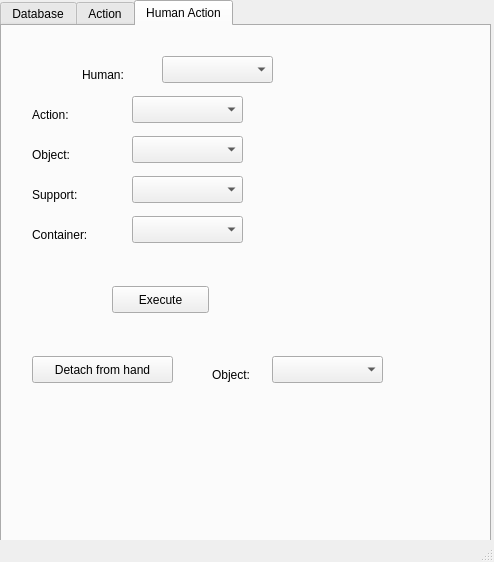
Old version of the form graphical_interface/ui/main_window.ui in the repository laas/supervisor.
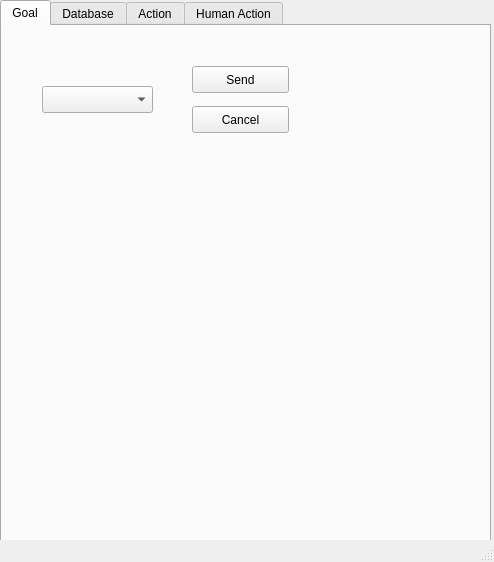
New version of the form. Icons and pictures are not drawn.

Commit message: [graphical_interface] add goal tab and reset all db button

Patch:
```diff
--- a/graphical_interface/ui/main_window.ui
+++ b/graphical_interface/ui/main_window.ui
@@ -37,8 +37,49 @@
      </rect>
     </property>
     <property name="currentIndex">
-     <number>2</number>
+     <number>0</number>
     </property>
+    <widget class="QWidget" name="Goal">
+     <attribute name="title">
+      <string>Goal</string>
+     </attribute>
+     <widget class="QComboBox" name="comboBoxGoals">
+      <property name="geometry">
+       <rect>
+        <x>40</x>
+        <y>60</y>
+        <width>111</width>
+        <height>27</height>
+       </rect>
+      </property>
+     </widget>
+     <widget class="QPushButton" name="pushButtonSendGoal">
+      <property name="geometry">
+       <rect>
+        <x>190</x>
+        <y>40</y>
+        <width>97</width>
+        <height>27</height>
+       </rect>
+      </property>
+      <property name="text">
+       <string>Send</string>
+      </property>
+     </widget>
+     <widget class="QPushButton" name="pushButtonCancelGoal">
+      <property name="geometry">
+       <rect>
+        <x>190</x>
+        <y>80</y>
+        <width>97</width>
+        <height>27</height>
+       </rect>
+      </property>
+      <property name="text">
+       <string>Cancel</string>
+      </property>
+     </widget>
+    </widget>
     <widget class="QWidget" name="Database">
      <attribute name="title">
       <string>Database</string>
```
The commit also changes 3 other files.
